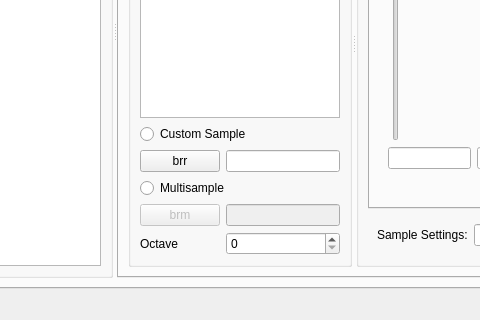
First picture: the form in smw_music/data/dashboard.ui, repository com-posers-pit/smw_music, before the edit; both pictures show x 311 to 791 and y 280 to 600 of the 1400 by 600 pixel window.
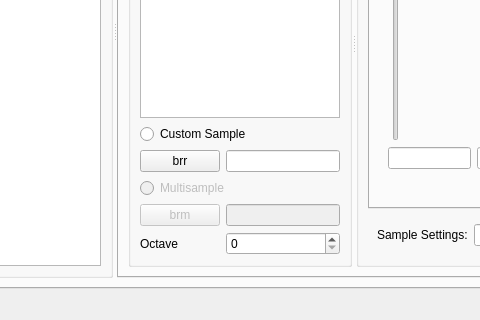
Second picture: the form after the edit.

Commit message:
Update sample update model function
Now playing:
Zwischen Uns by Eisbrecher

What changed in the file:
```diff
--- a/smw_music/data/dashboard.ui
+++ b/smw_music/data/dashboard.ui
@@ -335,6 +335,9 @@
                   </item>
                   <item row="7" column="1" colspan="2">
                    <widget class="QRadioButton" name="select_multisample_sample">
+                    <property name="enabled">
+                     <bool>false</bool>
+                    </property>
                     <property name="text">
                      <string>Multisample</string>
                     </property>
```
The commit also changes 2 other files.
